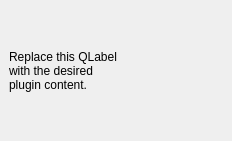
First picture: the form in CriminalCounter/CriminalCounter_dockwidget_base.ui, repository DaveyOldenburg/2017_Group6_Criminal_Counter, before the edit.
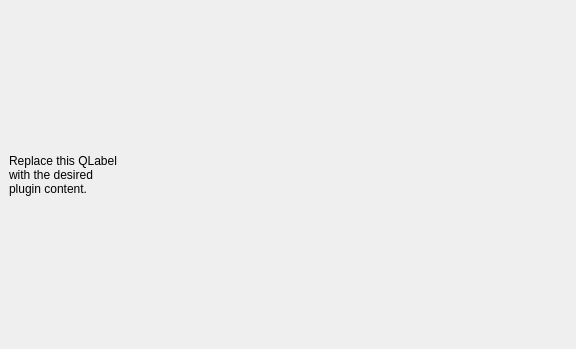
Second picture: the form after the edit.

```diff
--- a/CriminalCounter/CriminalCounter_dockwidget_base.ui
+++ b/CriminalCounter/CriminalCounter_dockwidget_base.ui
@@ -6,8 +6,8 @@
    <rect>
     <x>0</x>
     <y>0</y>
-    <width>232</width>
-    <height>141</height>
+    <width>576</width>
+    <height>349</height>
    </rect>
   </property>
   <property name="windowTitle">
```
